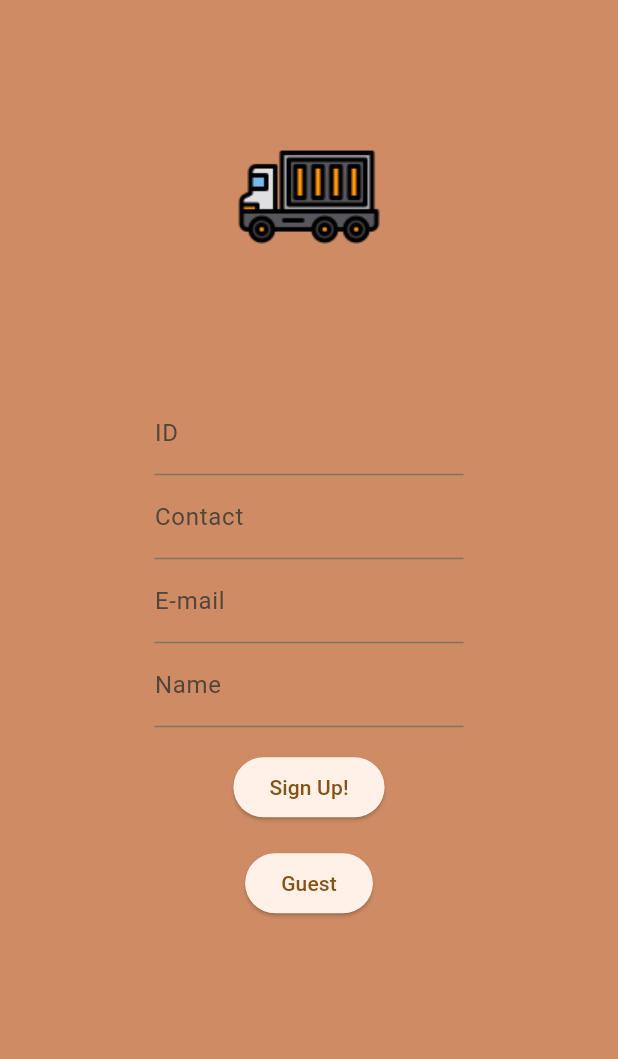
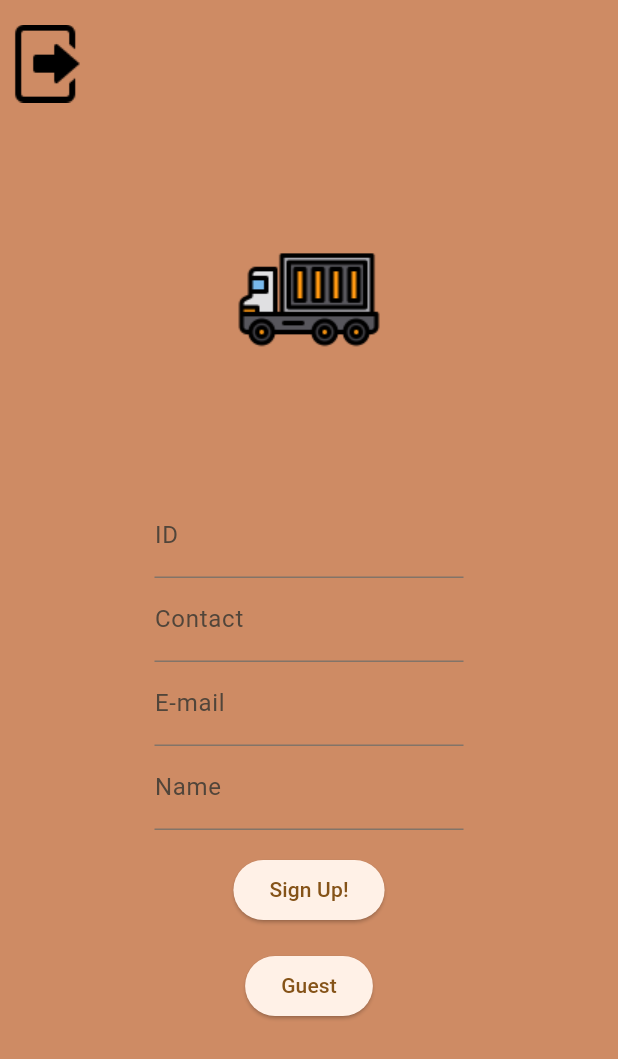
Before and after one commit to jaemanc/freight_front, a Flutter app: the SignUp screen opened directly, on a phone screen of 412 x 824 dp. Shown: the top 1059 px of the screen. Run offline on Flutter 3.47's test engine with Material 2 defaults, Android fonts, the phone set to English and light mode, and no system bars; our stand-ins replace equatable, flutter_bloc, flutter_dotenv, flutter_secure_storage, google_fonts, logger; accounts and stored records are empty.

```diff
--- a/lib/src/user/screen/signupScreen.dart
+++ b/lib/src/user/screen/signupScreen.dart
@@ -37,7 +37,14 @@ class _SignUpFormState extends State<SignUpForm> {
   Widget build(BuildContext context) {
     double screenHeight = MediaQuery.of(context).size.height;
     double screenWidth = MediaQuery.of(context).size.width;
-    return Align(
+    return Column(
+      children: <Widget> [
+        Row(
+          children : [
+            _exitBtn()
+          ]
+        ),
+        Align(
           alignment: Alignment.center,
           child: Form(
             key: _formKey,
@@ -46,7 +53,6 @@ class _SignUpFormState extends State<SignUpForm> {
                 Container(
                   margin: EdgeInsets.only(top: screenHeight* 0.1, bottom: screenHeight * 0.1),
                   child: const Image(image: AppImages.mainTruck),
-
                 ),
                 SizedBox(
                   width: screenWidth * 0.5,
@@ -110,7 +116,6 @@ class _SignUpFormState extends State<SignUpForm> {
                       _formKey.currentState!.save(),
                       logger.d('id : ${_id} / contact : ${_contact} / email : ${_email} / name : ${_name}' )
                       // SignUp API
-
                     }
                   },
                   child: Text('Sign Up!')
@@ -123,7 +128,23 @@ class _SignUpFormState extends State<SignUpForm> {
               ],
             )
           )
+        ),
+        ]
     );
   }
 
+  Widget _exitBtn() {
+    double screenHeight = MediaQuery.of(context).size.height;
+    double screenWidth = MediaQuery.of(context).size.width;
+    return Padding(
+        padding:
+            EdgeInsets.only(left: screenWidth * 0.01, top: screenHeight * 0.02),
+        child: GestureDetector(
+          onTap: () {
+            // 클릭이벤트
+            logger.d(' exit click ');
+          },
+          child: const Image(image: AppImages.exit2),
+        ));
   }
+}
```
Also changed, not shown: lib/src/common/client.dart (added, +79 -0 lines), lib/src/user/bloc/login_bloc.dart (added, +10 -0 lines), lib/src/user/model/LoginEntity.dart (renamed from lib/src/user/model/Login.dart, +16 -8 lines), lib/src/user/repository/authentication_repository.dart (added, +32 -0 lines), pubspec.yaml (+5 -2 lines). Lines whose indentation alone changed are shown as unchanged.
